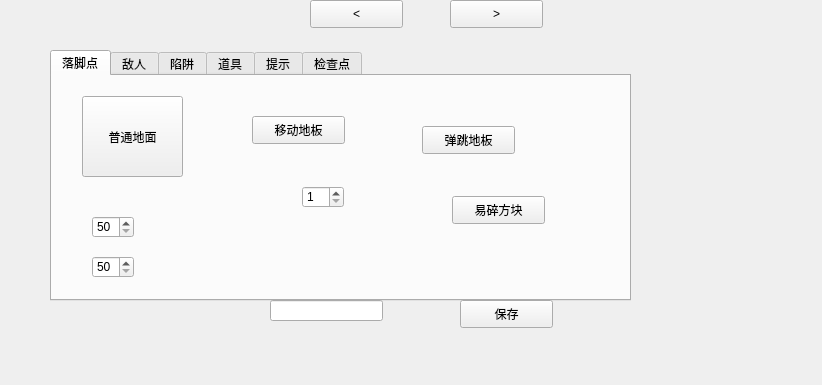
This is editortab.ui in Q-Wednesday/TrineOfRhodesIsland as Qt 5 draws it before an edit. The edited form follows.
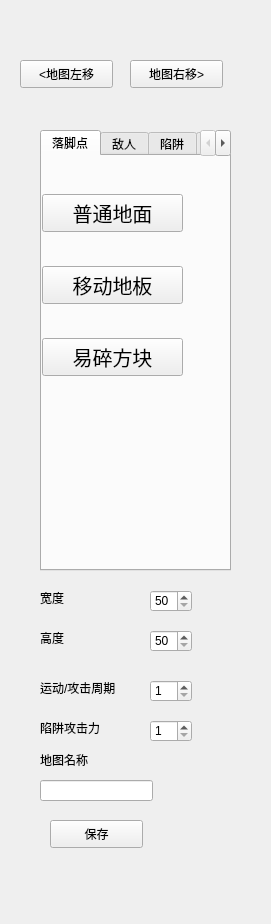
This is the edited form. The open tabs and pages were chosen to show the change.

Diff of the .ui file:
```diff
--- a/editortab.ui
+++ b/editortab.ui
@@ -6,20 +6,37 @@
    <rect>
     <x>0</x>
     <y>0</y>
-    <width>822</width>
-    <height>385</height>
+    <width>271</width>
+    <height>924</height>
    </rect>
   </property>
+  <property name="sizePolicy">
+   <sizepolicy hsizetype="Minimum" vsizetype="Minimum">
+    <horstretch>0</horstretch>
+    <verstretch>0</verstretch>
+   </sizepolicy>
+  </property>
+  <property name="minimumSize">
+   <size>
+    <width>270</width>
+    <height>920</height>
+   </size>
+  </property>
+  <property name="font">
+   <font>
+    <pointsize>9</pointsize>
+   </font>
+  </property>
   <property name="windowTitle">
    <string>Form</string>
   </property>
   <widget class="QTabWidget" name="tabWidget">
    <property name="geometry">
     <rect>
-     <x>50</x>
-     <y>50</y>
-     <width>581</width>
-     <height>251</height>
+     <x>40</x>
+     <y>130</y>
+     <width>191</width>
+     <height>441</height>
     </rect>
    </property>
    <property name="currentIndex">
@@ -29,105 +46,53 @@
     <attribute name="title">
      <string>落脚点</string>
     </attribute>
-    <widget class="QPushButton" name="normalLandButton">
+    <widget class="QWidget" name="verticalLayoutWidget">
      <property name="geometry">
       <rect>
-       <x>30</x>
-       <y>20</y>
-       <width>101</width>
-       <height>81</height>
+       <x>0</x>
+       <y>10</y>
+       <width>141</width>
+       <height>241</height>
       </rect>
      </property>
-     <property name="text">
-      <string>普通地面</string>
-     </property>
-    </widget>
-    <widget class="QSpinBox" name="widthInput">
-     <property name="geometry">
-      <rect>
-       <x>40</x>
-       <y>140</y>
-       <width>42</width>
-       <height>22</height>
-      </rect>
-     </property>
-     <property name="minimum">
-      <number>50</number>
-     </property>
-     <property name="maximum">
-      <number>900</number>
-     </property>
-    </widget>
-    <widget class="QSpinBox" name="heightInput">
-     <property name="geometry">
-      <rect>
-       <x>40</x>
-       <y>180</y>
-       <width>42</width>
-       <height>22</height>
-      </rect>
-     </property>
-     <property name="minimum">
-      <number>50</number>
-     </property>
-     <property name="maximum">
-      <number>900</number>
-     </property>
-    </widget>
-    <widget class="QPushButton" name="movingLandButton">
-     <property name="geometry">
-      <rect>
-       <x>200</x>
-       <y>40</y>
-       <width>93</width>
-       <height>28</height>
-      </rect>
-     </property>
-     <property name="text">
-      <string>移动地板</string>
-     </property>
-    </widget>
-    <widget class="QSpinBox" name="landTInput">
-     <property name="geometry">
-      <rect>
-       <x>250</x>
-       <y>110</y>
-       <width>42</width>
-       <height>22</height>
-      </rect>
-     </property>
-     <property name="minimum">
-      <number>1</number>
-     </property>
-     <property name="maximum">
-      <number>10</number>
-     </property>
-    </widget>
-    <widget class="QPushButton" name="springLandButton">
-     <property name="geometry">
-      <rect>
-       <x>370</x>
-       <y>50</y>
-       <width>93</width>
-       <height>28</height>
-      </rect>
-     </property>
-     <property name="text">
-      <string>弹跳地板</string>
-     </property>
-    </widget>
-    <widget class="QPushButton" name="fragileButton">
-     <property name="geometry">
-      <rect>
-       <x>400</x>
-       <y>120</y>
-       <width>93</width>
-       <height>28</height>
-      </rect>
-     </property>
-     <property name="text">
-      <string>易碎方块</string>
-     </property>
+     <layout class="QVBoxLayout" name="verticalLayout">
+      <item>
+       <widget class="QPushButton" name="normalLandButton">
+        <property name="font">
+         <font>
+          <pointsize>15</pointsize>
+         </font>
+        </property>
+        <property name="text">
+         <string>普通地面</string>
+        </property>
+       </widget>
+      </item>
+      <item>
+       <widget class="QPushButton" name="movingLandButton">
+        <property name="font">
+         <font>
+          <pointsize>15</pointsize>
+         </font>
+        </property>
+        <property name="text">
+         <string>移动地板</string>
+        </property>
+       </widget>
+      </item>
+      <item>
+       <widget class="QPushButton" name="fragileButton">
+        <property name="font">
+         <font>
+          <pointsize>15</pointsize>
+         </font>
+        </property>
+        <property name="text">
+         <string>易碎方块</string>
+        </property>
+       </widget>
+      </item>
+     </layout>
     </widget>
    </widget>
    <widget class="QWidget" name="tab_2">
@@ -187,64 +152,39 @@
        <height>71</height>
       </rect>
      </property>
-     <property name="text">
-      <string>源石虫生成器</string>
-     </property>
-    </widget>
-    <widget class="QSpinBox" name="tInput">
-     <property name="geometry">
-      <rect>
-       <x>70</x>
-       <y>150</y>
-       <width>42</width>
-       <height>22</height>
-      </rect>
-     </property>
-     <property name="minimum">
-      <number>1</number>
-     </property>
-     <property name="maximum">
-      <number>10</number>
-     </property>
-    </widget>
-    <widget class="QPushButton" name="worm2GeneratorButton">
-     <property name="geometry">
-      <rect>
-       <x>170</x>
-       <y>30</y>
-       <width>141</width>
-       <height>81</height>
-      </rect>
-     </property>
-     <property name="text">
-      <string>酸液源石虫生成器</string>
-     </property>
-    </widget>
-    <widget class="QPushButton" name="spikeLandButton">
-     <property name="geometry">
-      <rect>
-       <x>390</x>
-       <y>30</y>
-       <width>141</width>
-       <height>71</height>
-      </rect>
-     </property>
-     <property name="text">
-      <string>地刺</string>
-     </property>
-    </widget>
-    <widget class="QSpinBox" name="attackInput">
-     <property name="geometry">
-      <rect>
-       <x>430</x>
-       <y>150</y>
-       <width>42</width>
-       <height>22</height>
-      </rect>
-     </property>
-     <property name="minimum">
-      <number>1</number>
-     </property>
+     <layout class="QVBoxLayout" name="verticalLayout_3">
+      <item>
+       <widget class="QPushButton" name="worm1GeneratorButton">
+        <property name="font">
+         <font>
+          <pointsize>11</pointsize>
+         </font>
+        </property>
+        <property name="text">
+         <string>源石虫生成器</string>
+        </property>
+       </widget>
+      </item>
+      <item>
+       <widget class="QPushButton" name="worm2GeneratorButton">
+        <property name="text">
+         <string>酸液源石虫生成器</string>
+        </property>
+       </widget>
+      </item>
+      <item>
+       <widget class="QPushButton" name="spikeLandButton">
+        <property name="font">
+         <font>
+          <pointsize>13</pointsize>
+         </font>
+        </property>
+        <property name="text">
+         <string>地刺</string>
+        </property>
+       </widget>
+      </item>
+     </layout>
     </widget>
    </widget>
    <widget class="QWidget" name="tab_4">
@@ -341,8 +281,8 @@
   <widget class="QLineEdit" name="mapName">
    <property name="geometry">
     <rect>
-     <x>270</x>
-     <y>300</y>
+     <x>40</x>
+     <y>780</y>
      <width>113</width>
      <height>21</height>
     </rect>
@@ -351,34 +291,34 @@
   <widget class="QPushButton" name="moveToLeft">
    <property name="geometry">
     <rect>
-     <x>310</x>
-     <y>0</y>
+     <x>20</x>
+     <y>60</y>
      <width>93</width>
      <height>28</height>
     </rect>
    </property>
    <property name="text">
-    <string>&lt;</string>
+    <string>&lt;地图左移</string>
    </property>
   </widget>
   <widget class="QPushButton" name="moveToRight">
    <property name="geometry">
     <rect>
-     <x>450</x>
-     <y>0</y>
+     <x>130</x>
+     <y>60</y>
      <width>93</width>
      <height>28</height>
     </rect>
    </property>
    <property name="text">
-    <string>&gt;</string>
+    <string>地图右移&gt;</string>
    </property>
   </widget>
   <widget class="QPushButton" name="saveButton">
    <property name="geometry">
     <rect>
-     <x>460</x>
-     <y>300</y>
+     <x>50</x>
+     <y>820</y>
      <width>93</width>
      <height>28</height>
     </rect>
@@ -387,6 +327,132 @@
     <string>保存</string>
    </property>
   </widget>
+  <widget class="QSpinBox" name="widthInput">
+   <property name="geometry">
+    <rect>
+     <x>150</x>
+     <y>590</y>
+     <width>42</width>
+     <height>22</height>
+    </rect>
+   </property>
+   <property name="minimum">
+    <number>50</number>
+   </property>
+   <property name="maximum">
+    <number>900</number>
+   </property>
+  </widget>
+  <widget class="QSpinBox" name="heightInput">
+   <property name="geometry">
+    <rect>
+     <x>150</x>
+     <y>630</y>
+     <width>42</width>
+     <height>22</height>
+    </rect>
+   </property>
+   <property name="minimum">
+    <number>50</number>
+   </property>
+   <property name="maximum">
+    <number>900</number>
+   </property>
+  </widget>
+  <widget class="QLabel" name="label">
+   <property name="geometry">
+    <rect>
+     <x>40</x>
+     <y>750</y>
+     <width>68</width>
+     <height>20</height>
+    </rect>
+   </property>
+   <property name="text">
+    <string>地图名称</string>
+   </property>
+  </widget>
+  <widget class="QLabel" name="label_2">
+   <property name="geometry">
+    <rect>
+     <x>40</x>
+     <y>630</y>
+     <width>68</width>
+     <height>15</height>
+    </rect>
+   </property>
+   <property name="text">
+    <string>高度</string>
+   </property>
+  </widget>
+  <widget class="QLabel" name="label_3">
+   <property name="geometry">
+    <rect>
+     <x>40</x>
+     <y>590</y>
+     <width>68</width>
+     <height>15</height>
+    </rect>
+   </property>
+   <property name="text">
+    <string>宽度</string>
+   </property>
+  </widget>
+  <widget class="QSpinBox" name="tInput">
+   <property name="geometry">
+    <rect>
+     <x>150</x>
+     <y>680</y>
+     <width>42</width>
+     <height>22</height>
+    </rect>
+   </property>
+   <property name="minimum">
+    <number>1</number>
+   </property>
+   <property name="maximum">
+    <number>10</number>
+   </property>
+  </widget>
+  <widget class="QSpinBox" name="attackInput">
+   <property name="geometry">
+    <rect>
+     <x>150</x>
+     <y>720</y>
+     <width>42</width>
+     <height>22</height>
+    </rect>
+   </property>
+   <property name="minimum">
+    <number>1</number>
+   </property>
+  </widget>
+  <widget class="QLabel" name="label_4">
+   <property name="geometry">
+    <rect>
+     <x>40</x>
+     <y>680</y>
+     <width>101</width>
+     <height>16</height>
+    </rect>
+   </property>
+   <property name="text">
+    <string>运动/攻击周期</string>
+   </property>
+  </widget>
+  <widget class="QLabel" name="label_5">
+   <property name="geometry">
+    <rect>
+     <x>40</x>
+     <y>720</y>
+     <width>81</width>
+     <height>16</height>
+    </rect>
+   </property>
+   <property name="text">
+    <string>陷阱攻击力</string>
+   </property>
+  </widget>
  </widget>
  <resources/>
  <connections/>
```
Left out of the diff: 232 changed lines with no effect on the pictures.
